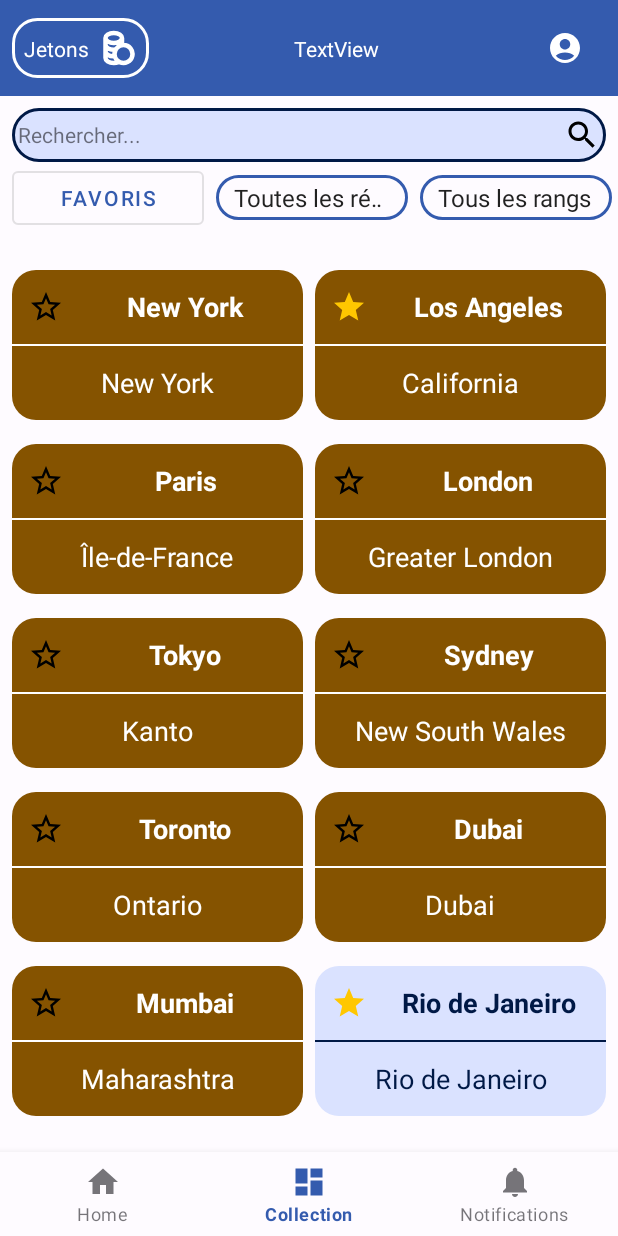
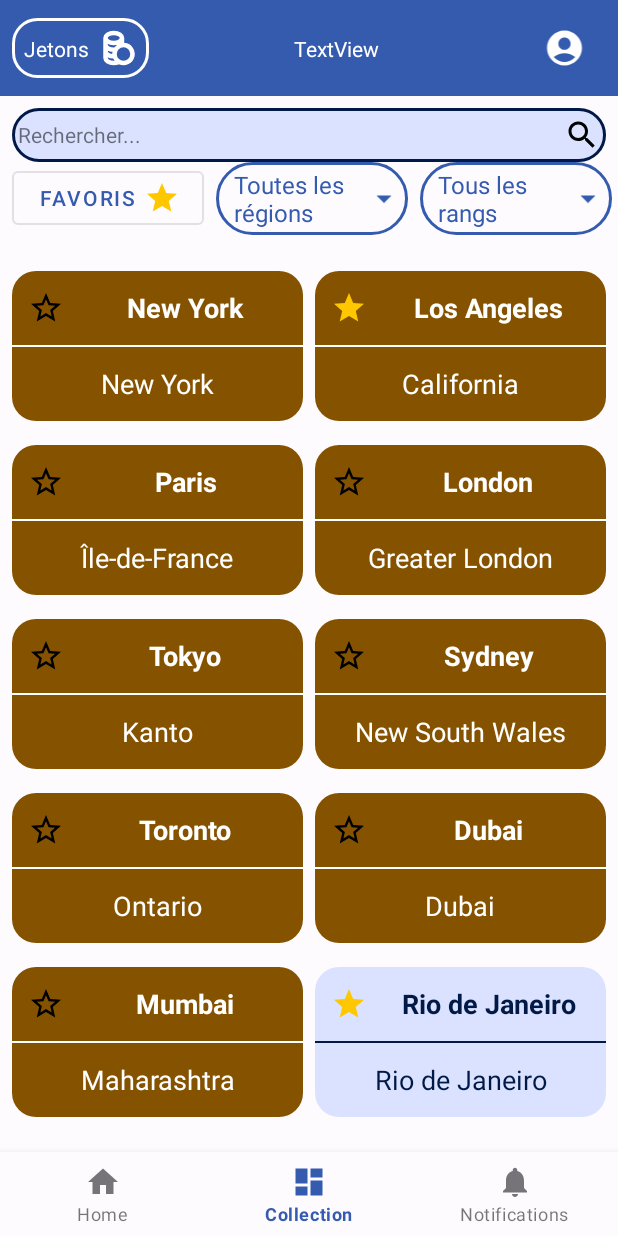
Before and after one commit to MAXCOEUR/citycards, an Android app: the MainActivity screen opened directly, with no data from a screen before it, item 2 of the bottom bar chosen, on a phone screen of 412 x 824 dp. Run offline under Robolectric (Android 15) with nearby library versions, the phone set to English and light mode, and no system bars; network calls fail; 1 statement that could not run was skipped.

Commit message:
affichage niquel recherche

```diff
--- a/app/build.gradle
+++ b/app/build.gradle
@@ -58,4 +58,5 @@ dependencies {
     testImplementation 'junit:junit:4.13.2'
     androidTestImplementation 'androidx.test.ext:junit:1.1.3'
     androidTestImplementation 'androidx.test.espresso:espresso-core:3.4.0'
+    implementation 'com.caverock:androidsvg:1.4'
 }
--- a/app/src/main/java/com/example/citycards/View/Main/collection/CollectionFragment.kt
+++ b/app/src/main/java/com/example/citycards/View/Main/collection/CollectionFragment.kt
@@ -3,7 +3,6 @@ package com.example.citycards.View.Main.collection
 import android.app.Activity
 import android.content.Intent
 import android.os.Bundle
-import android.util.Log
 import android.view.LayoutInflater
 import android.view.View
 import android.view.ViewGroup
@@ -11,7 +10,6 @@ import android.widget.AdapterView
 import android.widget.ArrayAdapter
 import android.widget.Button
 import android.widget.EditText
-import android.widget.ImageButton
 import android.widget.Spinner
 import androidx.core.content.ContextCompat
 import androidx.fragment.app.Fragment
@@ -20,13 +18,11 @@ import androidx.recyclerview.widget.GridLayoutManager
 import androidx.recyclerview.widget.RecyclerView
 import com.example.citycards.Model.City
 import com.example.citycards.Model.QueryDataCity
-import com.example.citycards.Model.User
 import com.example.citycards.R
 import com.example.citycards.View.CityDetail.CityDetail
-import com.example.citycards.View.Main.MainActivity
 import com.example.citycards.View.Main.MainViewModel
+import com.example.citycards.adapter.CustomSpinnerAdapter
 import com.example.citycards.adapter.ItemAdapter
-import com.example.citycards.databinding.FragmentCollectionBinding
 
 class CollectionFragment : Fragment() {
     val mainViewModel by activityViewModels<MainViewModel>()
@@ -137,9 +133,10 @@ class CollectionFragment : Fragment() {
         var regions = mainViewModel.getRegion()
         regions.observe(viewLifecycleOwner){ regions ->
             regions.body()?.let{
-                val region_adapter = ArrayAdapter(requireContext(), android.R.layout.simple_spinner_item, it)
-                region_adapter.setDropDownViewResource(android.R.layout.simple_spinner_dropdown_item)
-                dropdown_region.adapter = region_adapter
+                //val region_adapter = ArrayAdapter(requireContext(), R.layout.spinner_item, it)
+
+                //region_adapter.setDropDownViewResource(android.R.layout.simple_spinner_dropdown_item)
+                dropdown_region.adapter = CustomSpinnerAdapter(requireContext(), it)
             }
         }
     }
@@ -148,9 +145,9 @@ class CollectionFragment : Fragment() {
         var rangs = mainViewModel.getRang()
         rangs.observe(viewLifecycleOwner){ rangs ->
             rangs.body()?.let{
-                val rang_adapter = ArrayAdapter(requireContext(), android.R.layout.simple_spinner_item, it)
-                rang_adapter.setDropDownViewResource(android.R.layout.simple_spinner_dropdown_item)
-                dropdown_rang.adapter = rang_adapter
+                //val rang_adapter = ArrayAdapter(requireContext(), android.R.layout.simple_spinner_item, it)
+                //rang_adapter.setDropDownViewResource(android.R.layout.simple_spinner_dropdown_item)
+                dropdown_rang.adapter =  CustomSpinnerAdapter(requireContext(), it)
             }
 
         }
--- /dev/null
+++ b/app/src/main/java/com/example/citycards/adapter/CustomSpinnerAdapter.kt
@@ -0,0 +1,45 @@
+package com.example.citycards.adapter
+
+import android.content.Context
+import android.view.LayoutInflater
+import android.view.View
+import android.view.ViewGroup
+import android.widget.BaseAdapter
+import android.widget.ImageView
+import android.widget.TextView
+import com.example.citycards.R
+
+class CustomSpinnerAdapter(private val context: Context, private val data: List<String>) : BaseAdapter() {
+
+    override fun getCount(): Int {
+        return data.size
+    }
+
+    override fun getItem(position: Int): Any {
+        return data[position]
+    }
+
+    override fun getItemId(position: Int): Long {
+        return position.toLong()
+    }
+
+    override fun getView(position: Int, convertView: View?, parent: ViewGroup?): View {
+        val view = LayoutInflater.from(context).inflate(R.layout.spinner_item, parent, false)
+
+        // Personnalisez la vue ici en fonction des données
+        val textView = view.findViewById<TextView>(R.id.tv_text)
+        textView.text = data[position]
+
+        return view
+    }
+
+    override fun getDropDownView(position: Int, convertView: View?, parent: ViewGroup?): View {
+        val view = LayoutInflater.from(context).inflate(R.layout.spinner_drop_down_item, parent, false)
+
+        // Personnalisez la vue déroulée ici en fonction des données
+        val textView = view.findViewById<TextView>(R.id.tv_text)
+        textView.text = data[position]
+
+        return view
+    }
+}
--- a/app/src/main/res/drawable/baseline_arrow_back_24.xml
+++ /dev/null
@@ -1,5 +0,0 @@
-<vector android:autoMirrored="true" android:height="24dp"
-    android:tint="#000000" android:viewportHeight="24"
-    android:viewportWidth="24" android:width="24dp" xmlns:android="http://schemas.android.com/apk/res/android">
-    <path android:fillColor="@android:color/white" android:pathData="M20,11H7.83l5.59,-5.59L12,4l-8,8 8,8 1.41,-1.41L7.83,13H20v-2z"/>
-</vector>
--- a/app/src/main/res/drawable/baseline_arrow_down.xml
+++ b/app/src/main/res/drawable/baseline_arrow_down.xml
@@ -1,4 +1,4 @@
-<vector android:height="24dp" android:tint="#000000"
+<vector android:height="24dp" android:tint="@color/primary"
     android:viewportHeight="24" android:viewportWidth="24"
     android:width="24dp" xmlns:android="http://schemas.android.com/apk/res/android">
     <path android:fillColor="@android:color/white" android:pathData="M7,10l5,5 5,-5z"/>
--- a/app/src/main/res/drawable/spinner_border.xml
+++ b/app/src/main/res/drawable/spinner_border.xml
@@ -1,12 +1,11 @@
-<layer-list xmlns:android="http://schemas.android.com/apk/res/android">
-    <item android:left="0dp" android:top="0dp" android:right="0dp" android:bottom="0dp">
-        <shape android:shape="rectangle">
-
+<?xml version="1.0" encoding="utf-8"?>
+<selector xmlns:android="http://schemas.android.com/apk/res/android">
+    <item>
+        <shape android:shape="rectangle" >
             <corners android:radius="32dp" />
             <stroke
                 android:width="2dp"
-                android:color="@color/primary"
-                />
+                android:color="@color/primary" />
         </shape>
     </item>
-</layer-list>
+</selector>
--- a/app/src/main/res/layout/activity_main.xml
+++ b/app/src/main/res/layout/activity_main.xml
@@ -24,6 +24,7 @@
             android:layout_marginEnd="@dimen/taille8"
             android:layout_marginBottom="@dimen/taille8"
             android:backgroundTint="#00FFFFFF"
+            android:scaleType="fitCenter"
             android:src="@drawable/baseline_account_circle_24"
             app:layout_constraintBottom_toBottomOf="parent"
             app:layout_constraintEnd_toEndOf="parent"
--- a/app/src/main/res/layout/fragment_collection.xml
+++ b/app/src/main/res/layout/fragment_collection.xml
@@ -54,6 +54,7 @@
                     android:layout_height="match_parent"
                     android:layout_marginStart="4dp"
                     android:layout_marginEnd="4dp"
+                    android:drawableEnd="@drawable/star"
                     android:text="Favoris" />
             </LinearLayout>
 
@@ -64,7 +65,7 @@
                 <Spinner
                     android:id="@+id/regionDropdown"
                     android:layout_width="match_parent"
-                    android:layout_height="match_parent"
+                    android:layout_height="wrap_content"
                     android:layout_marginStart="4dp"
                     android:layout_marginEnd="4dp"
                     android:background="@drawable/spinner_border"
@@ -82,7 +83,7 @@
                 <Spinner
                     android:id="@+id/rankDropdown"
                     android:layout_width="match_parent"
-                    android:layout_height="match_parent"
+                    android:layout_height="wrap_content"
                     android:layout_marginStart="4dp"
                     android:layout_marginEnd="4dp"
                     android:background="@drawable/spinner_border"
--- /dev/null
+++ b/app/src/main/res/layout/spinner_item.xml
@@ -0,0 +1,30 @@
+<!-- res/layout/spinner_item.xml -->
+<LinearLayout
+    xmlns:android="http://schemas.android.com/apk/res/android"
+    android:layout_width="match_parent"
+    android:layout_height="wrap_content"
+    android:orientation="horizontal"
+    android:gravity="center_vertical">
+
+    <TextView
+        android:id="@+id/tv_text"
+        android:layout_width="0dp"
+        android:layout_height="wrap_content"
+        android:layout_weight="1"
+        android:gravity="center_vertical"
+        android:maxLines="2"
+        android:minLines="1"
+        android:paddingStart="@dimen/taille8"
+        android:text="textView"
+        android:textColor="@color/primary"
+        android:textSize="16sp" />
+
+    <ImageView
+        android:id="@+id/iv_arrow"
+        android:layout_width="wrap_content"
+        android:layout_height="match_parent"
+        android:contentDescription="Image à droite"
+        android:scaleType="fitCenter"
+
+        android:src="@drawable/baseline_arrow_down" />
+</LinearLayout>
```
Also changed, not shown: app/src/main/res/layout/spinner_drop_down_item.xml (added, +25 -0 lines).
